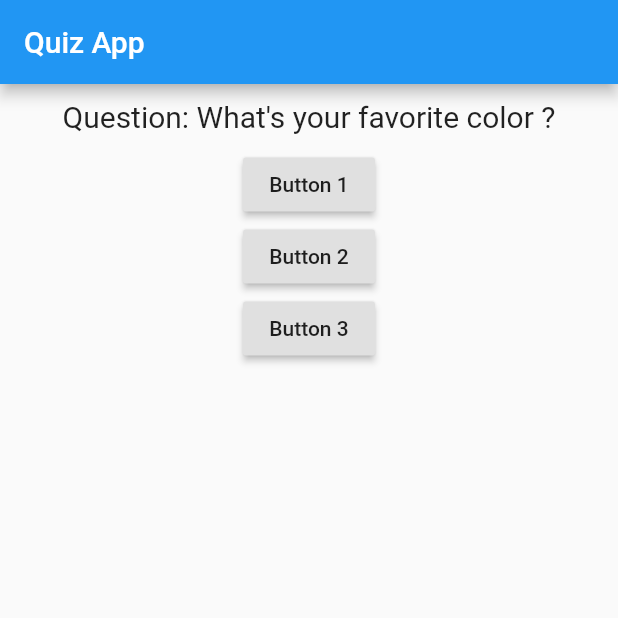
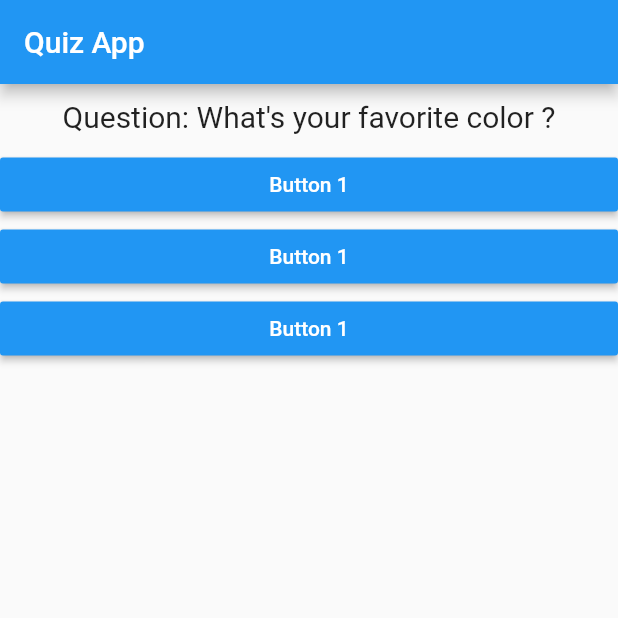
Before and after one commit to ashshekhar/first-flutter-app, a Flutter app: the screen it shows after launch, on a phone screen of 412 x 824 dp, the top half of it. Run offline on Flutter 3.47's test engine with Material 2 defaults, Android fonts, the phone set to English and light mode, and no system bars.

Commit message:
Make answer buttons dynamic using functions

```diff
--- /dev/null
+++ b/lib/answer.dart
@@ -0,0 +1,20 @@
+import 'package:flutter/material.dart';
+
+class Answer extends StatelessWidget {
+  final Function answerStateHandler;
+
+  Answer(this.answerStateHandler);
+
+  @override
+  Widget build(BuildContext context) {
+    return Container(
+      width: double.infinity,
+      child: RaisedButton(
+        color: Colors.blue,
+        textColor: Colors.white,
+        child: Text("Button 1"),
+        onPressed: answerStateHandler,
+      ),
+    );
+  }
+}
--- a/lib/main.dart
+++ b/lib/main.dart
@@ -1,6 +1,7 @@
 import 'package:flutter/material.dart';
 
 import './question.dart';
+import './answer.dart';
 
 // void main() {
 //   runApp(MyApp());
@@ -42,20 +43,9 @@ class _MyAppState extends State<MyApp> {
           Question(
             "Question: " + questions[_questionIndex],
           ),
-          RaisedButton(
-            child: Text("Button 1"),
-            onPressed: _answerQuestion,
-          ),
-          RaisedButton(
-            child: Text("Button 2"),
-            onPressed: () => print("Answer 2 chosen!"),
-          ),
-          RaisedButton(
-            child: Text("Button 3"),
-            onPressed: () {
-              print("Answer 3 chosen!");
-            },
-          ),
+          Answer(_answerQuestion),
+          Answer(_answerQuestion),
+          Answer(_answerQuestion),
         ],
       ),
     ));
```
